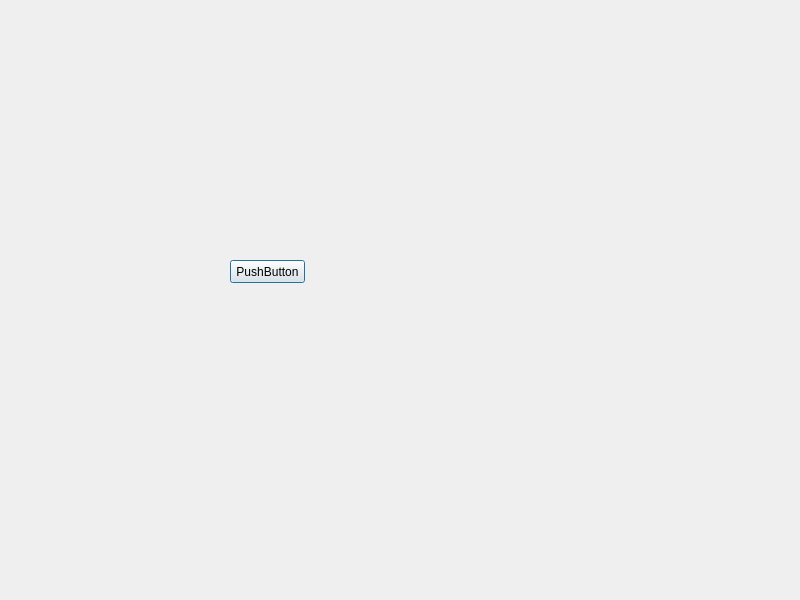
The window that dialog.ui (yclin88/paired) describes before a commit, drawn with Qt 5.
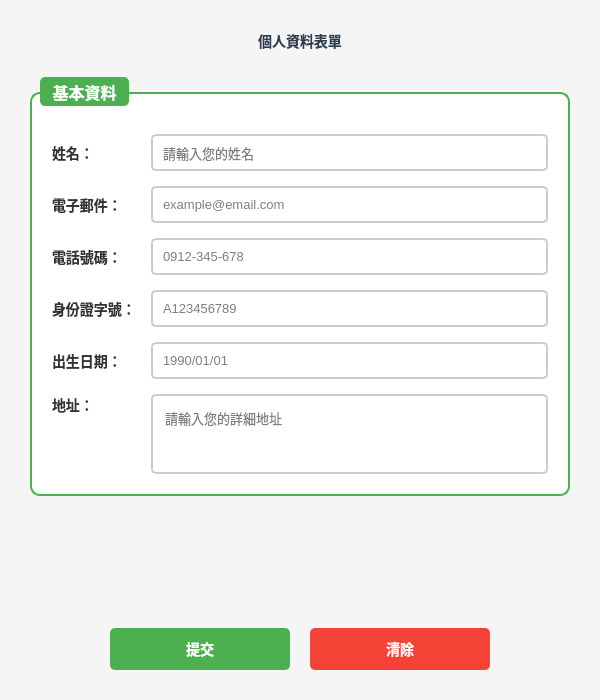
The same window after the commit.

Commit message: Beautify dialog UI with Traditional Chinese personal information form

What changed in the file:
```diff
--- a/dialog.ui
+++ b/dialog.ui
@@ -6,26 +6,317 @@
    <rect>
     <x>0</x>
     <y>0</y>
-    <width>800</width>
-    <height>600</height>
+    <width>600</width>
+    <height>700</height>
    </rect>
   </property>
+  <property name="minimumSize">
+   <size>
+    <width>600</width>
+    <height>700</height>
+   </size>
+  </property>
   <property name="windowTitle">
    <string>Dialog</string>
   </property>
-  <widget class="QPushButton" name="pushButton">
-   <property name="geometry">
-    <rect>
-     <x>230</x>
-     <y>260</y>
-     <width>75</width>
-     <height>23</height>
-    </rect>
+  <property name="styleSheet">
+   <string notr="true">QDialog {
+    background-color: #f5f5f5;
+}
+
+QLabel {
+    color: #333333;
+    font-size: 14px;
+    font-weight: bold;
+}
+
+QLineEdit, QTextEdit {
+    border: 2px solid #cccccc;
+    border-radius: 5px;
+    padding: 8px;
+    background-color: white;
+    font-size: 13px;
+}
+
+QLineEdit:focus, QTextEdit:focus {
+    border: 2px solid #4CAF50;
+}
+
+QPushButton {
+    background-color: #4CAF50;
+    color: white;
+    border: none;
+    border-radius: 5px;
+    padding: 10px 30px;
+    font-size: 14px;
+    font-weight: bold;
+    min-width: 120px;
+}
+
+QPushButton:hover {
+    background-color: #45a049;
+}
+
+QPushButton:pressed {
+    background-color: #3d8b40;
+}
+
+QPushButton#clearButton {
+    background-color: #f44336;
+}
+
+QPushButton#clearButton:hover {
+    background-color: #da190b;
+}
+
+QPushButton#clearButton:pressed {
+    background-color: #c41400;
+}
+
+QGroupBox {
+    font-size: 16px;
+    font-weight: bold;
+    color: #2c3e50;
+    border: 2px solid #4CAF50;
+    border-radius: 10px;
+    margin-top: 15px;
+    padding-top: 15px;
+    background-color: white;
+}
+
+QGroupBox::title {
+    subcontrol-origin: margin;
+    subcontrol-position: top left;
+    padding: 5px 10px;
+    background-color: #4CAF50;
+    color: white;
+    border-radius: 5px;
+    left: 10px;
+}</string>
+  </property>
+  <layout class="QVBoxLayout" name="verticalLayout">
+   <property name="spacing">
+    <number>15</number>
    </property>
-   <property name="text">
-    <string>PushButton</string>
+   <property name="leftMargin">
+    <number>30</number>
    </property>
-  </widget>
+   <property name="topMargin">
+    <number>30</number>
+   </property>
+   <property name="rightMargin">
+    <number>30</number>
+   </property>
+   <property name="bottomMargin">
+    <number>30</number>
+   </property>
+   <item>
+    <widget class="QLabel" name="titleLabel">
+     <property name="font">
+      <font>
+       <pointsize>20</pointsize>
+       <weight>75</weight>
+       <bold>true</bold>
+      </font>
+     </property>
+     <property name="styleSheet">
+      <string notr="true">color: #2c3e50; margin-bottom: 10px;</string>
+     </property>
+     <property name="text">
+      <string>個人資料表單</string>
+     </property>
+     <property name="alignment">
+      <set>Qt::AlignCenter</set>
+     </property>
+    </widget>
+   </item>
+   <item>
+    <widget class="QGroupBox" name="personalInfoGroup">
+     <property name="title">
+      <string>基本資料</string>
+     </property>
+     <layout class="QGridLayout" name="gridLayout">
+      <property name="leftMargin">
+       <number>20</number>
+      </property>
+      <property name="topMargin">
+       <number>25</number>
+      </property>
+      <property name="rightMargin">
+       <number>20</number>
+      </property>
+      <property name="bottomMargin">
+       <number>20</number>
+      </property>
+      <property name="horizontalSpacing">
+       <number>15</number>
+      </property>
+      <property name="verticalSpacing">
+       <number>15</number>
+      </property>
+      <item row="0" column="0">
+       <widget class="QLabel" name="nameLabel">
+        <property name="text">
+         <string>姓名：</string>
+        </property>
+       </widget>
+      </item>
+      <item row="0" column="1">
+       <widget class="QLineEdit" name="nameEdit">
+        <property name="placeholderText">
+         <string>請輸入您的姓名</string>
+        </property>
+       </widget>
+      </item>
+      <item row="1" column="0">
+       <widget class="QLabel" name="emailLabel">
+        <property name="text">
+         <string>電子郵件：</string>
+        </property>
+       </widget>
+      </item>
+      <item row="1" column="1">
+       <widget class="QLineEdit" name="emailEdit">
+        <property name="placeholderText">
+         <string>example@email.com</string>
+        </property>
+       </widget>
+      </item>
+      <item row="2" column="0">
+       <widget class="QLabel" name="phoneLabel">
+        <property name="text">
+         <string>電話號碼：</string>
+        </property>
+       </widget>
+      </item>
+      <item row="2" column="1">
+       <widget class="QLineEdit" name="phoneEdit">
+        <property name="placeholderText">
+         <string>0912-345-678</string>
+        </property>
+       </widget>
+      </item>
+      <item row="3" column="0">
+       <widget class="QLabel" name="idLabel">
+        <property name="text">
+         <string>身份證字號：</string>
+        </property>
+       </widget>
+      </item>
+      <item row="3" column="1">
+       <widget class="QLineEdit" name="idEdit">
+        <property name="placeholderText">
+         <string>A123456789</string>
+        </property>
+       </widget>
+      </item>
+      <item row="4" column="0">
+       <widget class="QLabel" name="birthLabel">
+        <property name="text">
+         <string>出生日期：</string>
+        </property>
+       </widget>
+      </item>
+      <item row="4" column="1">
+       <widget class="QLineEdit" name="birthEdit">
+        <property name="placeholderText">
+         <string>1990/01/01</string>
+        </property>
+       </widget>
+      </item>
+      <item row="5" column="0">
+       <widget class="QLabel" name="addressLabel">
+        <property name="text">
+         <string>地址：</string>
+        </property>
+        <property name="alignment">
+         <set>Qt::AlignLeading|Qt::AlignLeft|Qt::AlignTop</set>
+        </property>
+       </widget>
+      </item>
+      <item row="5" column="1">
+       <widget class="QTextEdit" name="addressEdit">
+        <property name="maximumSize">
+         <size>
+          <width>16777215</width>
+          <height>80</height>
+         </size>
+        </property>
+        <property name="placeholderText">
+         <string>請輸入您的詳細地址</string>
+        </property>
+       </widget>
+      </item>
+     </layout>
+    </widget>
+   </item>
+   <item>
+    <spacer name="verticalSpacer">
+     <property name="orientation">
+      <enum>Qt::Vertical</enum>
+     </property>
+     <property name="sizeHint" stdset="0">
+      <size>
+       <width>20</width>
+       <height>20</height>
+      </size>
+     </property>
+    </spacer>
+   </item>
+   <item>
+    <layout class="QHBoxLayout" name="buttonLayout">
+     <property name="spacing">
+      <number>20</number>
+     </property>
+     <item>
+      <spacer name="horizontalSpacer">
+       <property name="orientation">
+        <enum>Qt::Horizontal</enum>
+       </property>
+       <property name="sizeHint" stdset="0">
+        <size>
+         <width>40</width>
+         <height>20</height>
+        </size>
+       </property>
+      </spacer>
+     </item>
+     <item>
+      <widget class="QPushButton" name="submitButton">
+       <property name="cursor">
+        <cursorShape>PointingHandCursor</cursorShape>
+       </property>
+       <property name="text">
+        <string>提交</string>
+       </property>
+      </widget>
+     </item>
+     <item>
+      <widget class="QPushButton" name="clearButton">
+       <property name="cursor">
+        <cursorShape>PointingHandCursor</cursorShape>
+       </property>
+       <property name="text">
+        <string>清除</string>
+       </property>
+      </widget>
+     </item>
+     <item>
+      <spacer name="horizontalSpacer_2">
+       <property name="orientation">
+        <enum>Qt::Horizontal</enum>
+       </property>
+       <property name="sizeHint" stdset="0">
+        <size>
+         <width>40</width>
+         <height>20</height>
+        </size>
+       </property>
+      </spacer>
+     </item>
+    </layout>
+   </item>
+  </layout>
  </widget>
  <resources/>
  <connections/>
```
Left out of the diff: 2 changed lines with no effect on the pictures. The commit also changes 5 other files.
